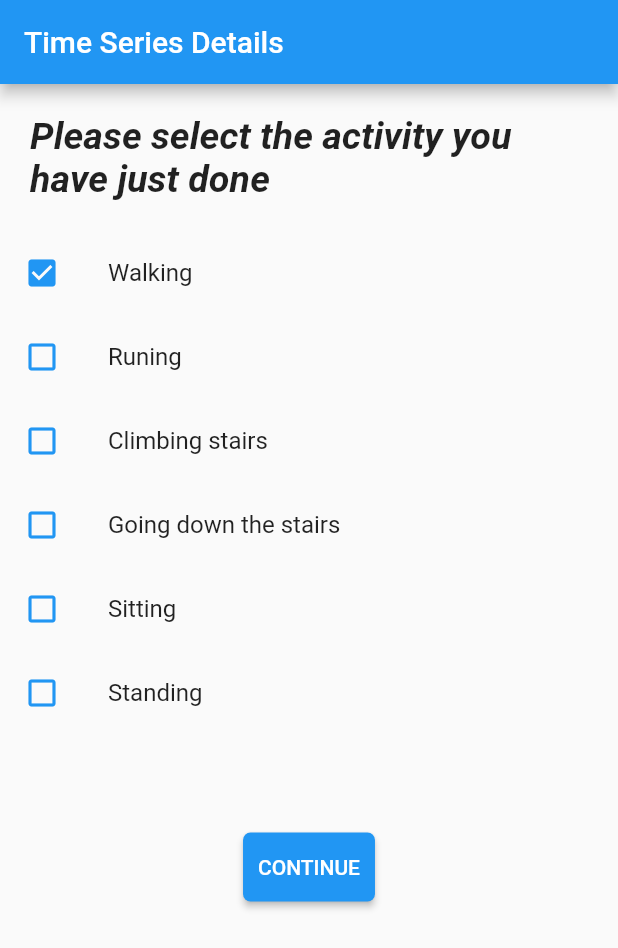
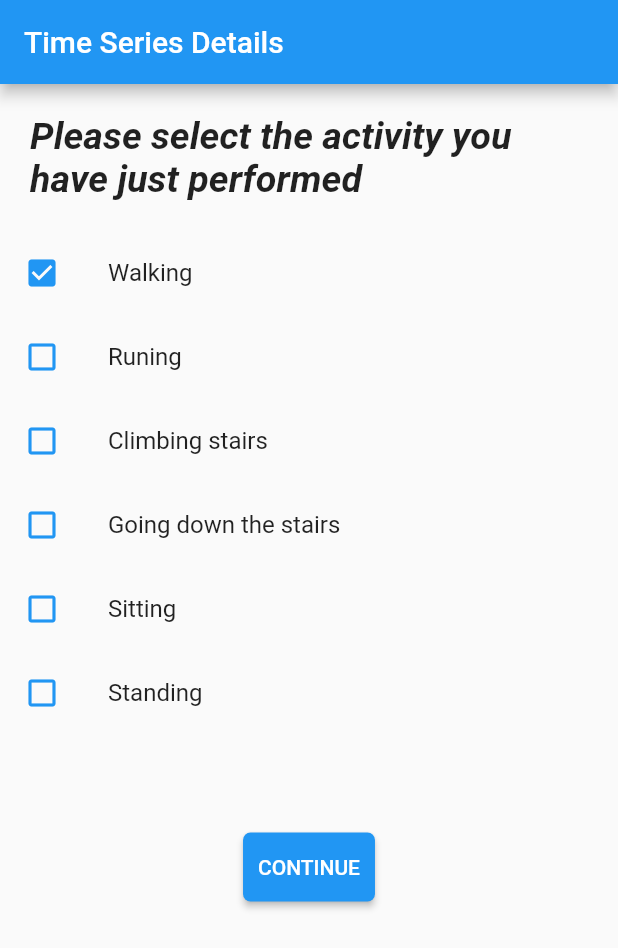
Before and after one commit to HugoLAMOUREUX/RecognitionApp, a Flutter app: the LabelizeScreen screen opened directly with empty values, on a phone screen of 412 x 824 dp. Shown: the top 948 px of the screen. Run offline on Flutter 3.47's test engine with Material 2 defaults, Android fonts, the phone set to English and light mode, and no system bars; our stand-ins replace cloud_firestore, email_validator, firebase_auth, firebase_core, fluttertoast, sensors_plus and 1 more; accounts and stored records are empty.

Commit message:
modifications mineures

```diff
--- a/lib/screens/LabelizeScreen.dart
+++ b/lib/screens/LabelizeScreen.dart
@@ -54,7 +54,7 @@ class _LabelizeScreenState extends State<LabelizeScreen> {
               child: Padding(
                 padding: EdgeInsets.all(20),
                 child: Text(
-                  "Please select the activity you have just done",
+                  "Please select the activity you have just performed",
                   style: TextStyle(
                     fontWeight: FontWeight.bold,
                     fontStyle: FontStyle.italic,
--- a/lib/widgets/detailedRecording.dart
+++ b/lib/widgets/detailedRecording.dart
@@ -67,7 +67,7 @@ class DetailedRecording extends StatelessWidget {
                     mainAxisAlignment: MainAxisAlignment.spaceAround,
                     crossAxisAlignment: CrossAxisAlignment.start,
                     children: [
-                      Text("Duration : ${duration}s",style: TextStyle(fontSize: 18)),
+                      Text("Duration : ${duration} seconds",style: TextStyle(fontSize: 18)),
                       Text("Date : ${date.substring(0,16)}",style: TextStyle(fontSize: 18)),
                       Text("Activity : ${activity}",style: TextStyle(fontSize: 18)),
                     ],
```
Also changed, not shown: lib/screens/RecapScreen.dart (+9 -1 lines).
